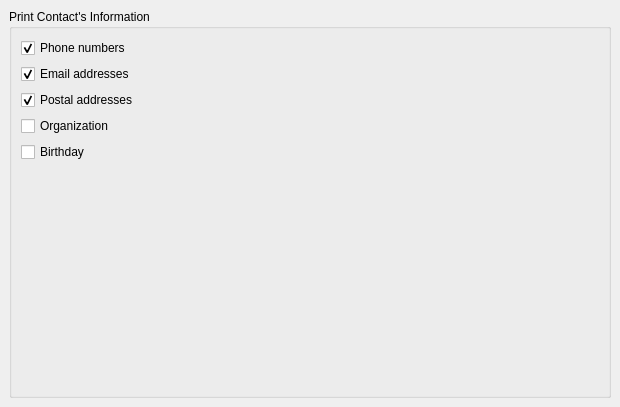
This is kaddressbook/printing/rbs_appearance.ui in chusopr/kdepim-ktimetracker-akonadi as Qt 5 draws it before an edit. The edited form follows.
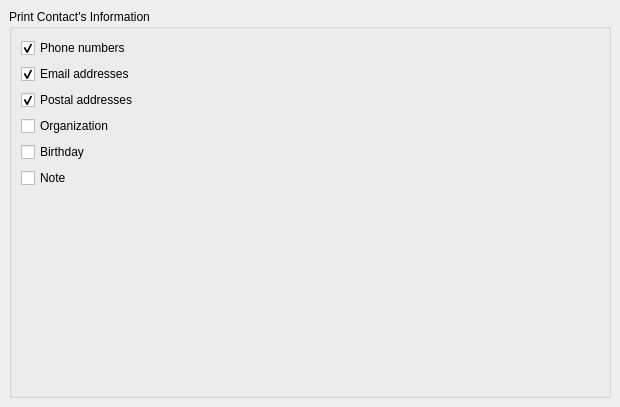
This is the edited form.

Commit message: Allow the user to print a contact's note in RingBinder style.

```diff
--- a/kaddressbook/printing/rbs_appearance.ui
+++ b/kaddressbook/printing/rbs_appearance.ui
@@ -25,13 +25,7 @@
      <property name="title">
       <string>Print Contact's Information</string>
      </property>
-     <layout class="QVBoxLayout">
-      <property name="spacing">
-       <number>6</number>
-      </property>
-      <property name="margin">
-       <number>9</number>
-      </property>
+     <layout class="QVBoxLayout" name="verticalLayout">
       <item>
        <widget class="QCheckBox" name="cbPhoneNumbers">
         <property name="text">
@@ -76,6 +70,13 @@
         </property>
        </widget>
       </item>
+      <item>
+       <widget class="QCheckBox" name="cbNote">
+        <property name="text">
+         <string>Note</string>
+        </property>
+       </widget>
+      </item>
       <item>
        <spacer>
         <property name="orientation">
```
The commit also changes 1 other file.
